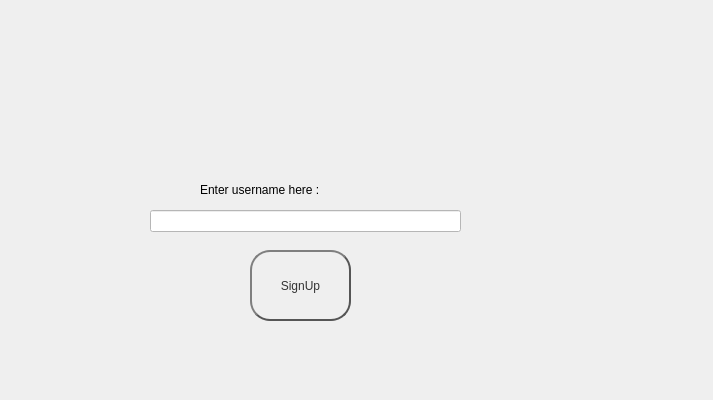
This is ProjectModernCpp/SignUpWindow.ui in razvaann2/ProjectModernCpp as Qt 5 draws it before an edit. The edited form follows.
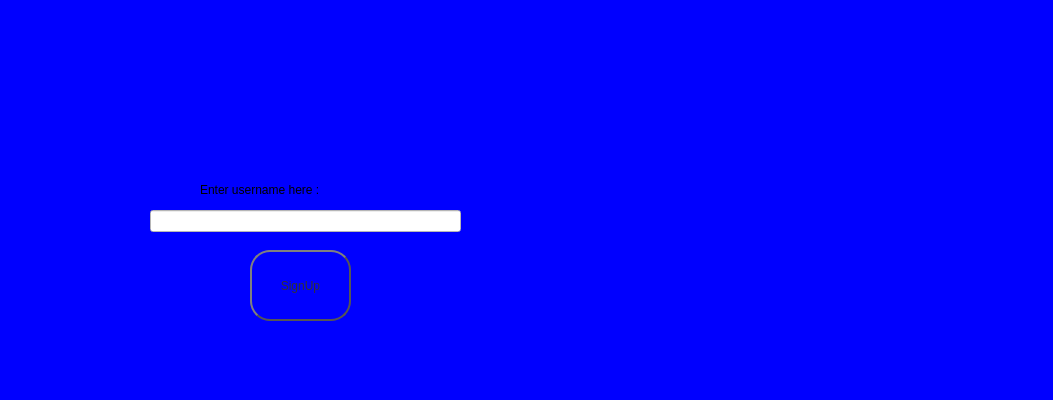
This is the edited form.

The edit to the form file:
```diff
--- a/ProjectModernCpp/SignUpWindow.ui
+++ b/ProjectModernCpp/SignUpWindow.ui
@@ -6,7 +6,7 @@
    <rect>
     <x>0</x>
     <y>0</y>
-    <width>713</width>
+    <width>1053</width>
     <height>400</height>
    </rect>
   </property>
@@ -14,7 +14,7 @@
    <string>SignUpWindow</string>
   </property>
   <property name="styleSheet">
-   <string notr="true"/>
+   <string notr="true">background-color: rgb(0, 0, 255);</string>
   </property>
   <widget class="QLabel" name="label">
    <property name="geometry">
@@ -42,7 +42,7 @@
     </rect>
    </property>
    <property name="styleSheet">
-    <string notr="true">background-color: rgb(148, 148, 148);
+    <string notr="true">
 background-color: rgb(255, 255, 255);</string>
    </property>
   </widget>
```
